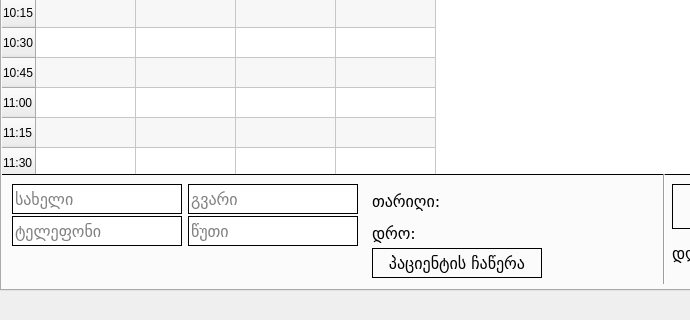
The window that ui/main_window.ui (bekashvelidze/renew-commercial) describes before a commit, drawn with Qt 5; both pictures show x 0 to 690 and y 240 to 560 of the 1000 by 560 pixel window.
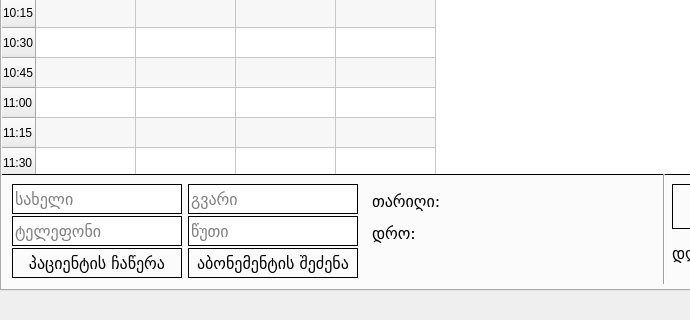
The same window after the commit. The open tabs and pages were chosen to show the change.

Commit message: started adding client in database if its phone number doesn't exist there, in process ...

Diff of the .ui file:
```diff
--- a/ui/main_window.ui
+++ b/ui/main_window.ui
@@ -1997,7 +1997,7 @@
      <widget class="QPushButton" name="sol_1_make_an_appointment_button">
       <property name="geometry">
        <rect>
-        <x>370</x>
+        <x>10</x>
         <y>454</y>
         <width>170</width>
         <height>30</height>
@@ -2254,6 +2254,25 @@
        <string>წუთი</string>
       </property>
      </widget>
+     <widget class="QPushButton" name="sol_1_buy_subscription_button">
+      <property name="geometry">
+       <rect>
+        <x>186</x>
+        <y>454</y>
+        <width>170</width>
+        <height>30</height>
+       </rect>
+      </property>
+      <property name="font">
+       <font>
+        <family>BPG Nino Mtavruli</family>
+        <pointsize>12</pointsize>
+       </font>
+      </property>
+      <property name="text">
+       <string>აბონემენტის შეძენა</string>
+      </property>
+     </widget>
     </widget>
     <widget class="QWidget" name="sol_2">
      <attribute name="title">
```
Left out of the diff: 21 changed lines with no effect on the pictures. The commit also changes 1 other file.
